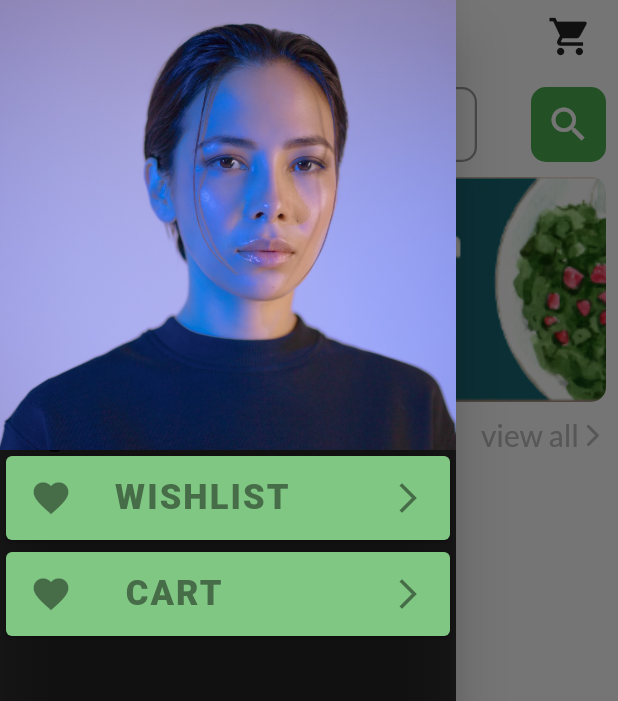
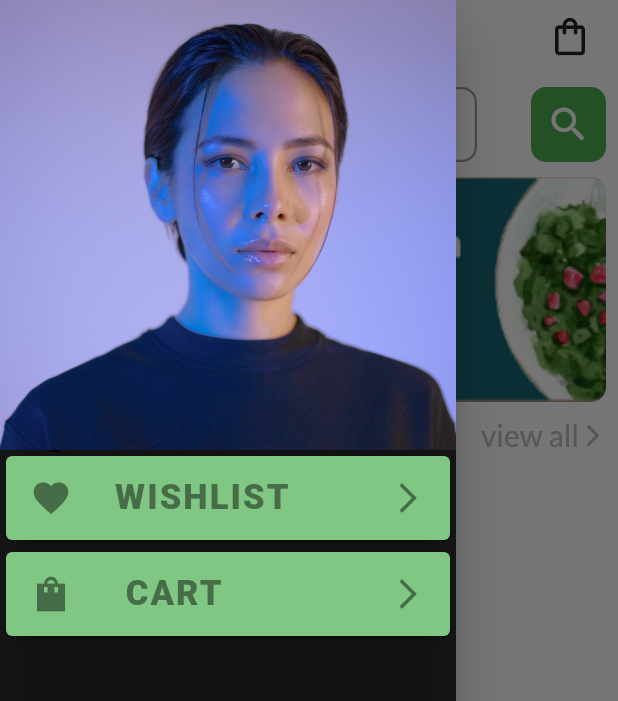
Before and after one commit to jishnup57/food-delivery-app, a Flutter app: the HomeScreen screen opened directly, with the side drawer open, on a phone screen of 412 x 824 dp. Shown: the top 701 px of the screen. Run offline on Flutter 3.47's test engine with Material 2 defaults, Android fonts, the phone set to English and light mode, and no system bars; drawn by our look-alikes of bordered_text; our stand-ins replace cached_network_image, cloud_firestore, firebase_auth, firebase_core, flutter_rating_bar, flutter_signin_button and 2 more; accounts and stored records are empty.

Commit message:
wishlist page compleated

```diff
--- a/lib/config/const.dart
+++ b/lib/config/const.dart
@@ -1,13 +1,28 @@
+import 'package:flutter/material.dart';
+import 'package:food_delivery_app/home_screen/model/product_model.dart';
 
-import 'package:flutter/material.dart';
+const kTextStyleAppBar = TextStyle(color: Colors.black, fontSize: 25);
 
-const kTextStyleAppBar= TextStyle(color: Colors.black,fontSize: 25);
+const kTextStyleUser =
+    TextStyle(color: Colors.white, fontWeight: FontWeight.bold);
+const kTextStyleDrawer = TextStyle(
+  color: Color(0xff466c48),
+  fontWeight: FontWeight.w900,
+  fontSize: 23,
+  letterSpacing: 1.4,
+);
 
-const kTextStyleUser= TextStyle(color: Colors.white,fontWeight: FontWeight.bold);
-const kTextStyleDrawer= TextStyle(color: Color(0xff466c48),fontWeight: FontWeight.w900,fontSize: 23,letterSpacing:1.4, );
+final kMainColor = Colors.green.shade200;
 
-final kMainColor=Colors.green.shade200;
+const kHight10 = SizedBox(
+  height: 10,
+);
 
-
-
-const kHight10=SizedBox(height: 10,);
+final item = ProductModel(
+  id: 'dummy',
+  image: 'dummy',
+  name: 'dummy',
+  price: 'dummy',
+  rating: 'dummy',
+  bgColor: 4294967295,
+);
--- a/lib/drawer/view/drawer_view.dart
+++ b/lib/drawer/view/drawer_view.dart
@@ -36,7 +36,7 @@ class NavDrawer extends StatelessWidget {
             ),
 
              const DrawerCard(icon: Icons.favorite,title: 'WISHLIST',),
-            const DrawerCard(icon: Icons.favorite,title: ' CART',)
+            const DrawerCard(icon: Icons.shopping_bag_sharp,title: ' CART',)
           ],
         ),
       ),
--- a/lib/home_screen/view/home_screen.dart
+++ b/lib/home_screen/view/home_screen.dart
@@ -49,7 +49,7 @@ class HomeScreen extends StatelessWidget {
                 IconButton(
                   onPressed: () {},
                   icon: const Icon(
-                    Icons.shopping_cart,
+                    Icons.shopping_bag_outlined,
                     size: 30,
                   ),
                 ),
--- /dev/null
+++ b/lib/showproduct/view_model/wish_view_model.dart
@@ -0,0 +1,26 @@
+import 'package:flutter/cupertino.dart';
+import 'package:cloud_firestore/cloud_firestore.dart';
+import 'package:food_delivery_app/wishlist/model/wishlist_model.dart';
+
+class WishProv extends ChangeNotifier {
+
+
+  final CollectionReference productsFruits =
+      FirebaseFirestore.instance.collection("fruites");
+
+
+  final CollectionReference productsVegitables =
+      FirebaseFirestore.instance.collection("vegitables");
+
+  List<WishListProductModel> convertToProductList(
+      AsyncSnapshot<QuerySnapshot> streamSnapshot) {
+    if (streamSnapshot.hasData) {
+      final newlist = streamSnapshot.data!.docs.map((e) {
+        return WishListProductModel.fromJson(e.data() as Map<String, dynamic>);
+      }).toList();
+      return newlist;
+    } else {
+      return [];
+    }
+  }
+}
--- /dev/null
+++ b/lib/wishlist/model/wishlist_model.dart
@@ -0,0 +1,21 @@
+class WishListProductModel {
+  String id;
+  String image;
+  String name;
+  String price;
+  int bgColor;
+  WishListProductModel(
+      {required this.id,
+      required this.image,
+      required this.name,
+      required this.price,
+      required this.bgColor});
+  factory WishListProductModel.fromJson(Map<String, dynamic> json) {
+    return WishListProductModel(
+        id: json['id'],
+        image: json['image'],
+        name: json['name'],
+        price: json['price'],
+        bgColor: json['bgcolor'] ?? 4288337194);
+  }
+}
--- a/pubspec.yaml
+++ b/pubspec.yaml
@@ -62,6 +62,7 @@ flutter:
     - asset/images/offer2.png
     - asset/images/hamberger2.png
     - asset/images/women.jpg
+    - asset/images/banana.png
   #   - images/a_dot_ham.jpeg
   # An image asset can refer to one or more resolution-specific "variants", see
   # https://flutter.dev/assets-and-images/#resolution-aware
```
Also changed, not shown: lib/main.dart (+5 -3 lines), lib/showproduct/view/show_product_view.dart (+3 -28 lines), lib/widget/commonappbar.dart (added, +47 -0 lines), lib/wishlist/view/wishlist.dart (added, +115 -0 lines).
